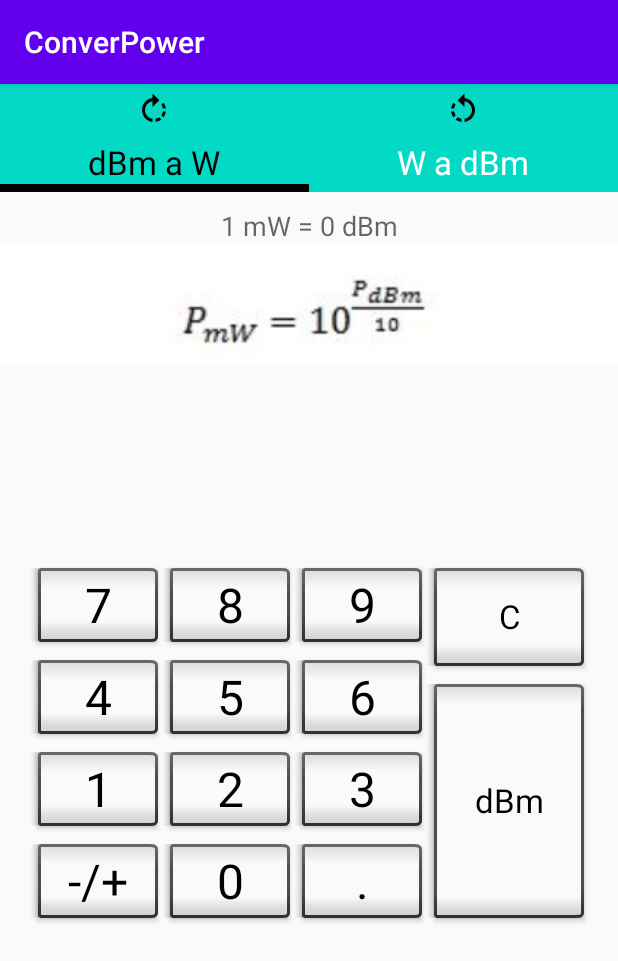
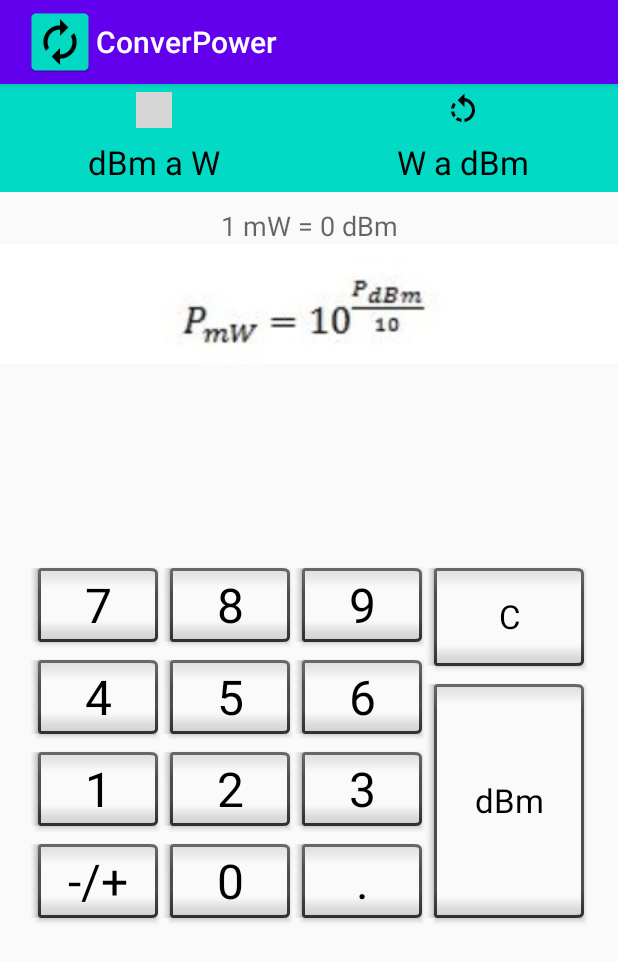
Before and after one commit to juanjiga/ConverPower, an Android app: the screen it shows after launch (MainActivity), on a phone screen of 412 x 824 dp. Shown: the top 961 px of the screen. Run offline under Robolectric (Android 15) with nearby library versions, the light colour scheme and no system bars; grey boxes are pictures that could not be loaded.

Commit message:
nuevo icono y punto en w a dbm

```diff
--- a/app/src/main/java/com/juanjiga/converpower/MainActivity.java
+++ b/app/src/main/java/com/juanjiga/converpower/MainActivity.java
@@ -20,7 +20,11 @@ public class MainActivity extends AppCompatActivity {
     protected void onCreate(Bundle savedInstanceState) {
         super.onCreate(savedInstanceState);
         setContentView(R.layout.activity_main);
+
         setRequestedOrientation(ActivityInfo.SCREEN_ORIENTATION_PORTRAIT);
+
+        getSupportActionBar().setDisplayShowHomeEnabled(true);
+        getSupportActionBar().setIcon(R.mipmap.ic_launcher);
 
         tabLayout=findViewById(R.id.tablayout);
         viewPager=findViewById(R.id.viewpager);
--- a/app/src/main/java/com/juanjiga/converpower/fragment/w_AdBm.java
+++ b/app/src/main/java/com/juanjiga/converpower/fragment/w_AdBm.java
@@ -74,8 +74,11 @@ public class w_AdBm extends Fragment {
                     }
                 }
                 if (v == boton[10]){                        //tecla del punto
+                    if (digito == 0)
+                        borraEntradaySalida();
                     if (datoEntrada.indexOf('.') == -1)
                     datoEntrada = datoEntrada + ".";
+                    digito ++;
                     imprime();
                 }
                 if (v == boton[11]){                        //tecla borrar
--- a/app/src/main/res/layout/activity_main.xml
+++ b/app/src/main/res/layout/activity_main.xml
@@ -12,30 +12,37 @@
         android:layout_width="match_parent"
         android:layout_height="wrap_content"
         android:background="@color/colorAccent"
-        app:tabIndicatorColor="#000000"
+        app:tabIndicatorGravity="bottom"
         app:tabIndicatorHeight="5dp"
+        app:tabInlineLabel="false"
+        app:tabMode="fixed"
         app:tabSelectedTextColor="#000000"
         app:tabTextAppearance="@style/TextAppearance.AppCompat.Large"
-        app:tabTextColor="#FFFFFF">
+        app:tabTextColor="#000000"
+        app:tabUnboundedRipple="false">
 
         <com.google.android.material.tabs.TabItem
             android:id="@+id/tab_dbmaw"
             android:layout_width="wrap_content"
             android:layout_height="wrap_content"
-            android:icon="@drawable/icono_dbmaw_black_24dp"
-            android:text="dBm a W" />
+            android:icon="@drawable/icono_dbmaw_white_24dp"
+            android:text="@string/dbm_a_w" />
 
         <com.google.android.material.tabs.TabItem
             android:id="@+id/tab_wadbm"
             android:layout_width="wrap_content"
             android:layout_height="wrap_content"
             android:icon="@drawable/icono_wadbm_black_24dp"
-            android:text="W a dBm" />
+            android:text="@string/w_a_dbm" />
     </com.google.android.material.tabs.TabLayout>
 
     <androidx.viewpager.widget.ViewPager
         android:id="@+id/viewpager"
         android:layout_width="match_parent"
-        android:layout_height="match_parent" />
+        android:layout_height="match_parent"
+        android:animationCache="false"
+        android:clickable="true"
+        android:fadeScrollbars="false"
+        android:focusable="true" />
 
 </LinearLayout>
--- a/app/src/main/res/mipmap-anydpi-v26/ic_launcher.xml
+++ /dev/null
@@ -1,5 +0,0 @@
-<?xml version="1.0" encoding="utf-8"?>
-<adaptive-icon xmlns:android="http://schemas.android.com/apk/res/android">
-    <background android:drawable="@drawable/ic_launcher_background" />
-    <foreground android:drawable="@drawable/ic_launcher_foreground" />
-</adaptive-icon>
--- a/app/src/main/res/mipmap-anydpi-v26/ic_launcher_round.xml
+++ /dev/null
@@ -1,5 +0,0 @@
-<?xml version="1.0" encoding="utf-8"?>
-<adaptive-icon xmlns:android="http://schemas.android.com/apk/res/android">
-    <background android:drawable="@drawable/ic_launcher_background" />
-    <foreground android:drawable="@drawable/ic_launcher_foreground" />
-</adaptive-icon>
--- /dev/null
+++ b/app/src/main/res/values/ic_launcher_background.xml
@@ -0,0 +1,4 @@
+<?xml version="1.0" encoding="utf-8"?>
+<resources>
+    <color name="ic_launcher_background">#03DAC5</color>
+</resources>
--- a/app/src/main/res/values/strings.xml
+++ b/app/src/main/res/values/strings.xml
@@ -20,5 +20,7 @@
     <string name="dbm">dBm</string>
     <string name="_borrar">C</string>
     <string name="_0_dbm_1_mw">0 dBm  =  1 mW</string>
+    <string name="dbm_a_w">dBm a W</string>
+    <string name="w_a_dbm">W a dBm</string>
 
 </resources>
```
Also changed, not shown: app/src/main/ic_launcher-playstore.png (added), app/src/main/res/mipmap-hdpi/ic_launcher.png, app/src/main/res/mipmap-hdpi/ic_launcher_round.png, app/src/main/res/mipmap-mdpi/ic_launcher.png, app/src/main/res/mipmap-mdpi/ic_launcher_round.png, app/src/main/res/mipmap-xhdpi/ic_launcher.png, app/src/main/res/mipmap-xhdpi/ic_launcher_round.png, app/src/main/res/mipmap-xxhdpi/ic_launcher.png, app/src/main/res/mipmap-xxhdpi/ic_launcher_round.png, app/src/main/res/mipmap-xxxhdpi/ic_launcher.png, app/src/main/res/mipmap-xxxhdpi/ic_launcher_round.png.
